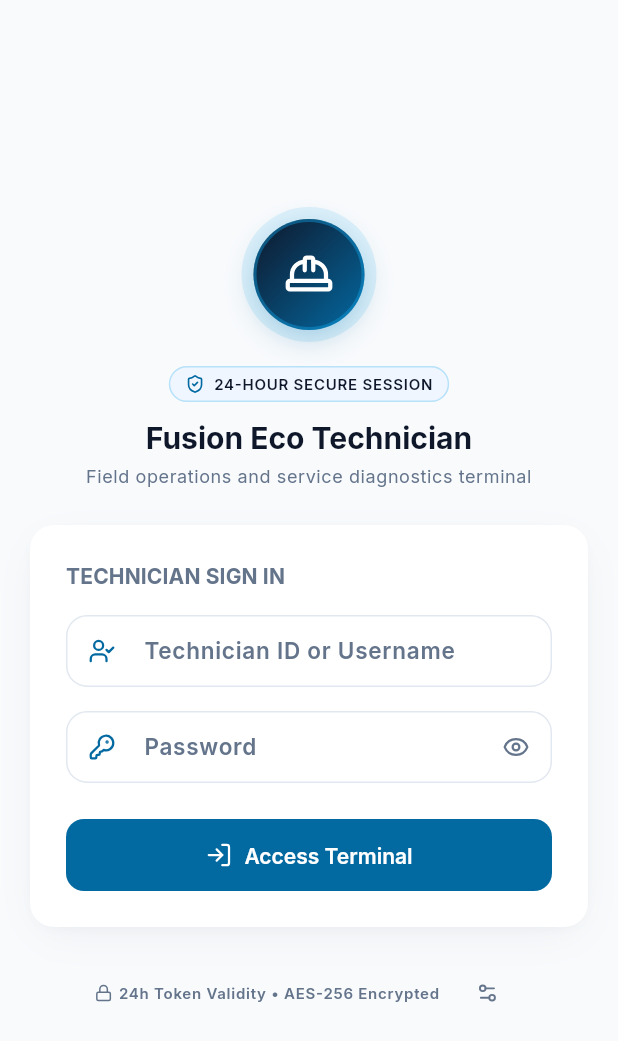
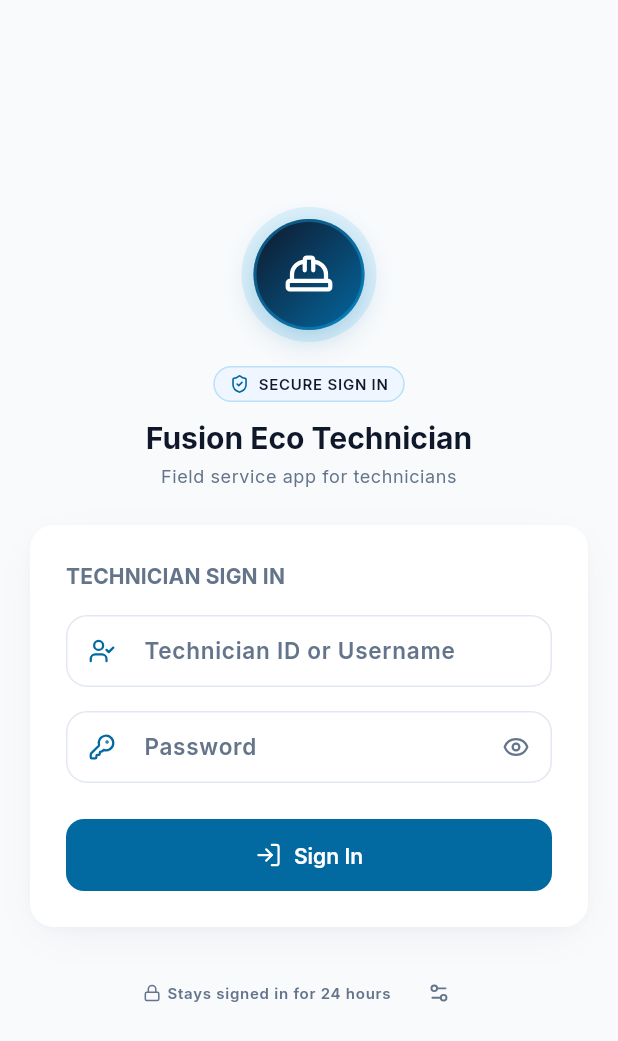
Before and after one commit to ManivasagamP/tech_portal, a Flutter app: the screen it shows after launch, on a phone screen of 412 x 824 dp. Shown: the top 1041 px of the screen. Run offline on Flutter 3.47's test engine with Material 3 defaults, Android fonts, the phone set to English and light mode, and no system bars; our stand-ins replace connectivity_plus, dio, firebase_core, firebase_messaging, fl_chart, flutter_local_notifications and 15 more; missing offline and left inert: mobile_scanner, record; accounts and stored records are empty.

```diff
--- a/lib/data/auth_repository.dart
+++ b/lib/data/auth_repository.dart
@@ -24,12 +24,13 @@ class AuthRepository {
       data: {'username': username, 'password': password},
     );
     final body = response.data;
-    if (body is! Map) throw const UnknownFailure('Unexpected login response');
+    if (body is! Map)
+      throw const UnknownFailure('Sign-in failed. Please try again.');
 
     final token = body['token']?.toString();
     final technician = body['technician'];
     if (token == null || token.isEmpty || technician is! Map) {
-      throw const UnknownFailure('Login response missing token');
+      throw const UnknownFailure('Sign-in failed. Please try again.');
     }
 
     return LoginResult(
--- a/lib/features/login/login_screen.dart
+++ b/lib/features/login/login_screen.dart
@@ -36,10 +36,9 @@ class _LoginScreenState extends ConsumerState<LoginScreen> {
     if (!_formKey.currentState!.validate()) return;
     FocusScope.of(context).unfocus();
 
-    final ok = await ref.read(authControllerProvider.notifier).login(
-          _username.text.trim(),
-          _password.text,
-        );
+    final ok = await ref
+        .read(authControllerProvider.notifier)
+        .login(_username.text.trim(), _password.text);
     if (!mounted) return;
 
     if (ok) {
@@ -73,7 +72,7 @@ class _LoginScreenState extends ConsumerState<LoginScreen> {
           children: [
             Icon(LucideIcons.server, size: 20, color: FeColors.primary),
             SizedBox(width: 8),
-            AppText.title('Server Configuration'),
+            AppText.title('Connection Settings'),
           ],
         ),
         content: Column(
@@ -81,14 +80,14 @@ class _LoginScreenState extends ConsumerState<LoginScreen> {
           crossAxisAlignment: CrossAxisAlignment.start,
           children: [
             const AppText.bodySmall(
-              'Specify the backend API base URL for this terminal.',
+              'Only change this if your IT team has asked you to.',
               color: FeColors.ink2,
             ),
             const SizedBox(height: 12),
             TextField(
               controller: controller,
               decoration: const InputDecoration(
-                labelText: 'API Base URL',
+                labelText: 'Server Address',
                 hintText: 'http://localhost:5000',
                 prefixIcon: Icon(LucideIcons.globe, size: 16),
               ),
@@ -143,7 +142,9 @@ class _LoginScreenState extends ConsumerState<LoginScreen> {
                           height: 90,
                           decoration: BoxDecoration(
                             shape: BoxShape.circle,
-                            color: FeColors.primaryLight.withValues(alpha: 0.12),
+                            color: FeColors.primaryLight.withValues(
+                              alpha: 0.12,
+                            ),
                           ),
                         ),
                         // Outer bordered badge ring
@@ -165,7 +166,9 @@ class _LoginScreenState extends ConsumerState<LoginScreen> {
                               ),
                             ],
                             border: Border.all(
-                              color: FeColors.primaryLight.withValues(alpha: 0.4),
+                              color: FeColors.primaryLight.withValues(
+                                alpha: 0.4,
+                              ),
                               width: 2,
                             ),
                           ),
@@ -205,7 +208,7 @@ class _LoginScreenState extends ConsumerState<LoginScreen> {
                           ),
                           SizedBox(width: 6),
                           AppText.caption(
-                            '24-HOUR SECURE SESSION',
+                            'SECURE SIGN IN',
                             color: FeColors.ink,
                             weight: FontWeight.w600,
                           ),
@@ -222,7 +225,7 @@ class _LoginScreenState extends ConsumerState<LoginScreen> {
                   ),
                   const SizedBox(height: 4),
                   const AppText.bodySmall(
-                    'Field operations and service diagnostics terminal',
+                    'Field service app for technicians',
                     align: TextAlign.center,
                     color: FeColors.ink2,
                   ),
@@ -251,7 +254,7 @@ class _LoginScreenState extends ConsumerState<LoginScreen> {
                           SizedBox(width: 10),
                           Expanded(
                             child: AppText.bodySmall(
-                              'Your 24-hour authentication session expired. Please sign in again.',
+                              "You've been signed out after 24 hours. Please sign in again.",
                               color: FeColors.ink,
                             ),
                           ),
@@ -268,9 +271,8 @@ class _LoginScreenState extends ConsumerState<LoginScreen> {
                         ? const Padding(
                             padding: EdgeInsets.symmetric(vertical: 24),
                             child: TechnicianLoadingView(
-                              message: 'Authenticating credentials...',
-                              submessage:
-                                  'Verifying technician credentials with Field Operations Engine',
+                              message: 'Signing you in...',
+                              submessage: 'Checking your username and password',
                               showBrand: false,
                             ),
                           )
@@ -301,8 +303,8 @@ class _LoginScreenState extends ConsumerState<LoginScreen> {
                                   ),
                                   validator: (value) =>
                                       (value == null || value.trim().isEmpty)
-                                          ? 'Technician ID or username is required'
-                                          : null,
+                                      ? 'Technician ID or username is required'
+                                      : null,
                                 ),
                                 const SizedBox(height: 16),
 
@@ -332,8 +334,8 @@ class _LoginScreenState extends ConsumerState<LoginScreen> {
                                   ),
                                   validator: (value) =>
                                       (value == null || value.isEmpty)
-                                          ? 'Password is required'
-                                          : null,
+                                      ? 'Password is required'
+                                      : null,
                                 ),
 
                                 if (auth.error != null) ...[
@@ -344,8 +346,9 @@ class _LoginScreenState extends ConsumerState<LoginScreen> {
                                       color: FeColors.dangerSoft,
                                       borderRadius: BorderRadius.circular(10),
                                       border: Border.all(
-                                        color: FeColors.danger
-                                            .withValues(alpha: 0.3),
+                                        color: FeColors.danger.withValues(
+                                          alpha: 0.3,
+                                        ),
                                         width: 1,
                                       ),
                                     ),
@@ -389,7 +392,7 @@ class _LoginScreenState extends ConsumerState<LoginScreen> {
                                         Icon(LucideIcons.logIn, size: 18),
                                         SizedBox(width: 8),
                                         AppText(
-                                          'Access Terminal',
+                                          'Sign In',
                                           color: Colors.white,
                                           weight: FontWeight.w600,
                                         ),
@@ -414,12 +417,12 @@ class _LoginScreenState extends ConsumerState<LoginScreen> {
                       ),
                       const SizedBox(width: 4),
                       const AppText.caption(
-                        '24h Token Validity • AES-256 Encrypted',
+                        'Stays signed in for 24 hours',
                         color: FeColors.ink2,
                       ),
                       const SizedBox(width: 8),
                       IconButton(
-                        tooltip: 'Server Settings',
+                        tooltip: 'Connection Settings',
                         icon: const Icon(
                           LucideIcons.settings2,
                           size: 15,
--- a/lib/features/order_detail/close_sheet.dart
+++ b/lib/features/order_detail/close_sheet.dart
@@ -191,9 +191,8 @@ class _CloseSheetState extends ConsumerState<CloseSheet> {
             .read(orderDetailControllerProvider(widget.orderKey).notifier)
             .refresh();
         if (!mounted) return;
-        Navigator.of(
-          context,
-        ).pop('This job was already closed, most likely by an earlier sync.');
+        Navigator.of(context)
+            .pop('This job was already closed by someone else.');
       case CloseRejected(
         :final needsRootCause,
         :final needsChecklist,
--- a/lib/widgets/technician_loading.dart
+++ b/lib/widgets/technician_loading.dart
@@ -1,4 +1,5 @@
 import 'dart:math' as math;
+
 import 'package:flutter/material.dart';
 import 'package:lucide_icons_flutter/lucide_icons.dart';
 
@@ -10,8 +11,8 @@ import 'app_text.dart';
 class TechnicianLoadingView extends StatefulWidget {
   const TechnicianLoadingView({
     super.key,
-    this.message = 'Initializing technician workspace...',
-    this.submessage = 'Connecting to Field Operations Engine • 24h Secure Session',
+    this.message = 'Loading your workspace...',
+    this.submessage = 'Connecting…',
     this.showBrand = true,
   });
 
@@ -146,7 +147,10 @@ class _TechnicianLoadingViewState extends State<TechnicianLoadingView>
             const SizedBox(height: 24),
             if (widget.showBrand) ...[
               Container(
-                padding: const EdgeInsets.symmetric(horizontal: 10, vertical: 4),
+                padding: const EdgeInsets.symmetric(
+                  horizontal: 10,
+                  vertical: 4,
+                ),
                 decoration: BoxDecoration(
                   color: FeColors.infoSoft,
                   borderRadius: BorderRadius.circular(20),
```
Also changed, not shown: lib/core/network/api_exception.dart (+5 -3 lines), lib/core/offline/sync_client.dart (+10 -7 lines), lib/features/order_detail/order_detail_screen.dart (+4 -4 lines), lib/features/profile/profile_screen.dart (+6 -20 lines), lib/state/auth_controller.dart (+9 -9 lines).
